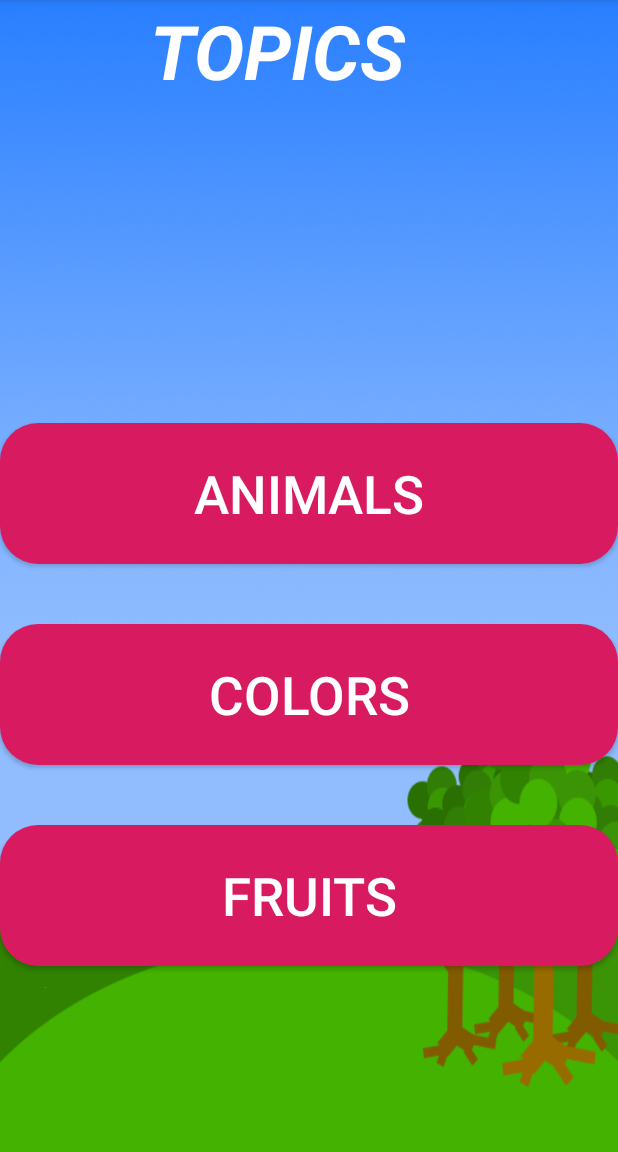
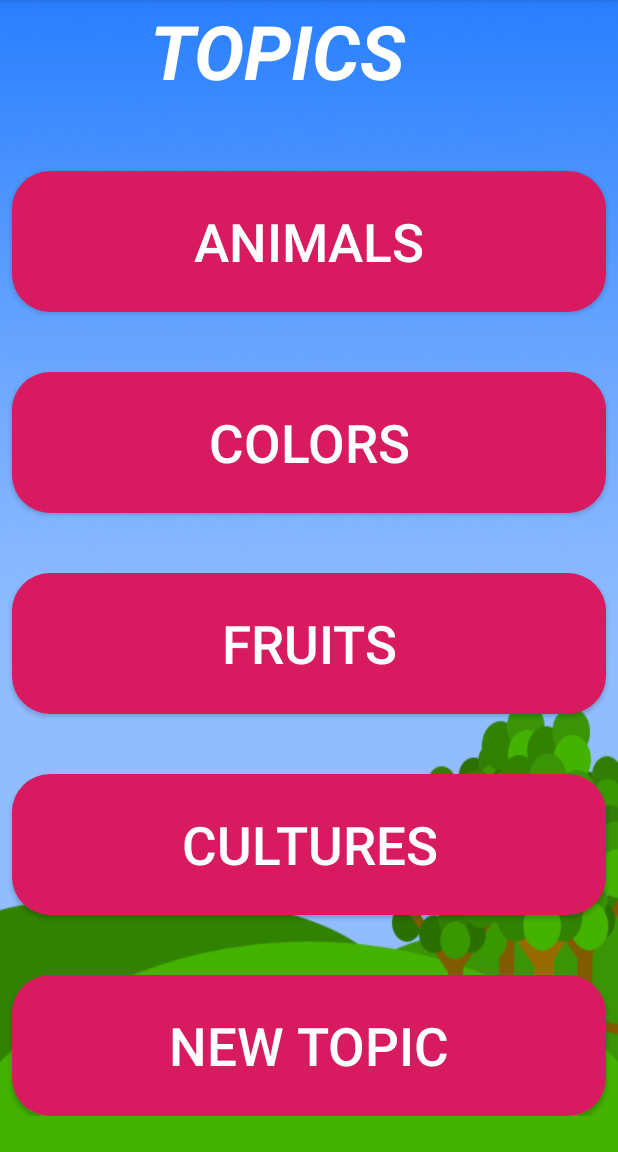
Before and after one commit to Smartboss18/APP1, an Android app: the screen it shows after launch (MainActivity), after a tap on "LEARN", on a phone screen of 412 x 824 dp, the part 84-1236 px from its top. Run offline under Robolectric (Android 15) with nearby library versions, the phone set to English and light mode, and no system bars; our stand-ins replace Firebase (no records; nobody signed in at launch, a user with empty details on screens opened directly); libraries missing offline, so code that uses them is left out: android.support.constraint; 3 statements that could not run were skipped.

Commit message:
Topics Fragment Layout changed

```diff
--- a/app/src/main/java/com/example/shubham/app1/Learn.java
+++ b/app/src/main/java/com/example/shubham/app1/Learn.java
@@ -1,12 +1,20 @@
 package com.example.shubham.app1;
+
+import android.widget.Button;
 
 public class Learn {
     Integer image;
     String name;
+    Button button;
 
     public Learn(Integer image, String name) {
         this.image = image;
         this.name = name;
     }
 
+    public void Topics(Integer image, Button button){
+        this.image = image;
+        this.button = button;
+    }
+
 }
--- a/app/src/main/java/com/example/shubham/app1/RecyclerAdapter.java
+++ b/app/src/main/java/com/example/shubham/app1/RecyclerAdapter.java
@@ -81,7 +81,7 @@ public class RecyclerAdapter extends RecyclerView.Adapter<RecyclerView.ViewHolde
         return learnArrayList.size()+1;
     }
 
-    public class ImageViewHolder extends RecyclerView.ViewHolder{
+    public static class ImageViewHolder extends RecyclerView.ViewHolder{
 
         ImageView image;
         TextView name;
--- a/app/src/main/res/layout/fragment_topics.xml
+++ b/app/src/main/res/layout/fragment_topics.xml
@@ -8,6 +8,20 @@
     android:id="@+id/topics"
     tools:context=".TopicsFragments">
 
+
+    <ScrollView
+        android:layout_width="match_parent"
+        android:layout_height="match_parent"
+        android:layout_alignParentBottom="true"
+        android:layout_alignParentStart="true"
+        app:layout_constraintTop_toTopOf="parent"
+        tools:layout_editor_absoluteX="0dp">>
+
+        <android.support.constraint.ConstraintLayout
+            android:layout_width="match_parent"
+            android:layout_height="wrap_content"
+            android:layout_alignParentBottom="true"
+            android:layout_alignParentStart="true">
 
             <TextView
                 android:id="@+id/textView"
@@ -22,35 +36,68 @@
                 android:textSize="50sp"
                 android:textStyle="bold|italic" />
 
-    <ImageView
-        android:id="@+id/imageView3"
-        android:layout_width="wrap_content"
-        android:layout_height="wrap_content"
-        android:layout_alignParentBottom="true"
-        android:layout_alignParentStart="true"
-        android:layout_marginBottom="109dp"
-        android:layout_marginStart="30dp"
-        android:src="@color/colorAccent" />
-
-    <android.support.constraint.ConstraintLayout
-        android:layout_width="match_parent"
-        android:layout_height="530dp"
-        android:layout_alignParentBottom="true"
-        android:layout_alignParentStart="true">
-
             <Button
                 android:id="@+id/fruits"
                 android:layout_width="match_parent"
                 android:layout_height="94dp"
                 android:layout_alignParentBottom="true"
                 android:layout_alignParentStart="true"
+                android:layout_marginEnd="8dp"
+                android:layout_marginLeft="8dp"
+                android:layout_marginRight="8dp"
+                android:layout_marginStart="8dp"
                 android:layout_marginTop="40dp"
                 android:background="@drawable/roundbutton"
                 android:text="FRUITS"
                 android:textColor="@android:color/white"
                 android:textSize="35sp"
-            app:layout_constraintTop_toBottomOf="@+id/colors"
-            tools:layout_editor_absoluteX="0dp" />
+                app:layout_constraintEnd_toEndOf="parent"
+                app:layout_constraintHorizontal_bias="1.0"
+                app:layout_constraintStart_toStartOf="parent"
+                app:layout_constraintTop_toBottomOf="@+id/colors" />
+
+            <Button
+                android:id="@+id/cultures"
+                android:layout_width="match_parent"
+                android:layout_height="94dp"
+                android:layout_alignParentBottom="true"
+                android:layout_alignParentStart="true"
+                android:layout_marginEnd="8dp"
+                android:layout_marginLeft="8dp"
+                android:layout_marginRight="8dp"
+                android:layout_marginStart="8dp"
+                android:layout_marginTop="40dp"
+                android:background="@drawable/roundbutton"
+                android:text="cultures"
+                android:textColor="@android:color/white"
+                android:textSize="35sp"
+                app:layout_constraintEnd_toEndOf="parent"
+                app:layout_constraintHorizontal_bias="0.0"
+                app:layout_constraintStart_toStartOf="parent"
+                app:layout_constraintTop_toBottomOf="@+id/fruits" />
+
+            <Button
+                android:id="@+id/newTopic"
+                android:layout_width="match_parent"
+                android:layout_height="94dp"
+                android:layout_alignParentStart="true"
+                android:layout_alignParentTop="true"
+                android:layout_marginEnd="8dp"
+                android:layout_marginLeft="8dp"
+                android:layout_marginRight="8dp"
+                android:layout_marginStart="8dp"
+                android:layout_marginTop="40dp"
+                android:background="@drawable/roundbutton"
+                android:paddingLeft="10dp"
+                android:paddingRight="10dp"
+                android:text="new topic"
+                android:textColor="@android:color/white"
+                android:textColorHighlight="@android:color/black"
+                android:textSize="35sp"
+                app:layout_constraintEnd_toEndOf="parent"
+                app:layout_constraintHorizontal_bias="1.0"
+                app:layout_constraintStart_toStartOf="parent"
+                app:layout_constraintTop_toBottomOf="@+id/cultures" />
 
             <Button
                 android:id="@+id/animals"
@@ -58,7 +105,11 @@
                 android:layout_height="94dp"
                 android:layout_alignParentStart="true"
                 android:layout_alignParentTop="true"
-            android:layout_marginTop="44dp"
+                android:layout_marginEnd="8dp"
+                android:layout_marginLeft="8dp"
+                android:layout_marginRight="8dp"
+                android:layout_marginStart="8dp"
+                android:layout_marginTop="40dp"
                 android:background="@drawable/roundbutton"
                 android:paddingLeft="10dp"
                 android:paddingRight="10dp"
@@ -66,8 +117,10 @@
                 android:textColor="@android:color/white"
                 android:textColorHighlight="@android:color/black"
                 android:textSize="35sp"
-            app:layout_constraintTop_toTopOf="parent"
-            tools:layout_editor_absoluteX="0dp" />
+                app:layout_constraintEnd_toEndOf="parent"
+                app:layout_constraintHorizontal_bias="0.0"
+                app:layout_constraintStart_toStartOf="parent"
+                app:layout_constraintTop_toBottomOf="@+id/textView" />
 
             <Button
                 android:id="@+id/colors"
@@ -75,14 +128,22 @@
                 android:layout_height="94dp"
                 android:layout_alignParentBottom="true"
                 android:layout_alignParentEnd="true"
+                android:layout_marginEnd="8dp"
+                android:layout_marginLeft="8dp"
+                android:layout_marginRight="8dp"
+                android:layout_marginStart="8dp"
                 android:layout_marginTop="40dp"
                 android:background="@drawable/roundbutton"
                 android:elevation="2dp"
                 android:text="COLORS"
                 android:textColor="@android:color/white"
                 android:textSize="35sp"
-            app:layout_constraintTop_toBottomOf="@+id/animals"
-            tools:layout_editor_absoluteX="0dp" />
+                app:layout_constraintEnd_toEndOf="parent"
+                app:layout_constraintStart_toStartOf="parent"
+                app:layout_constraintTop_toBottomOf="@+id/animals" />
+
+
         </android.support.constraint.ConstraintLayout>
+    </ScrollView>
 
 </RelativeLayout>
```
Lines whose indentation alone changed are shown as unchanged.
